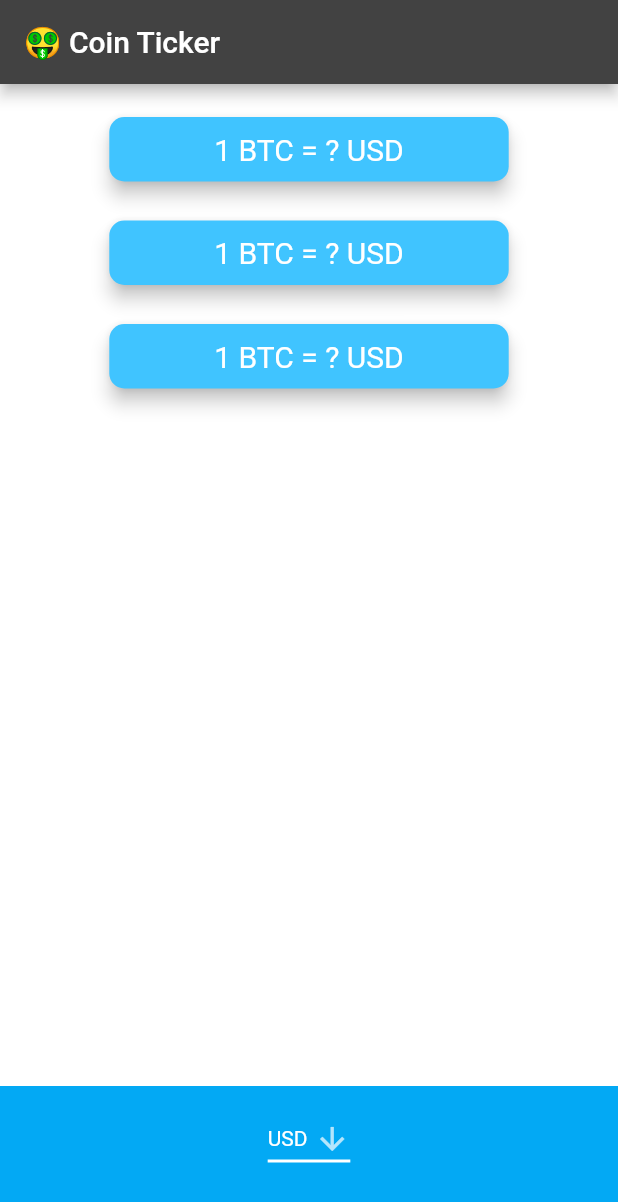
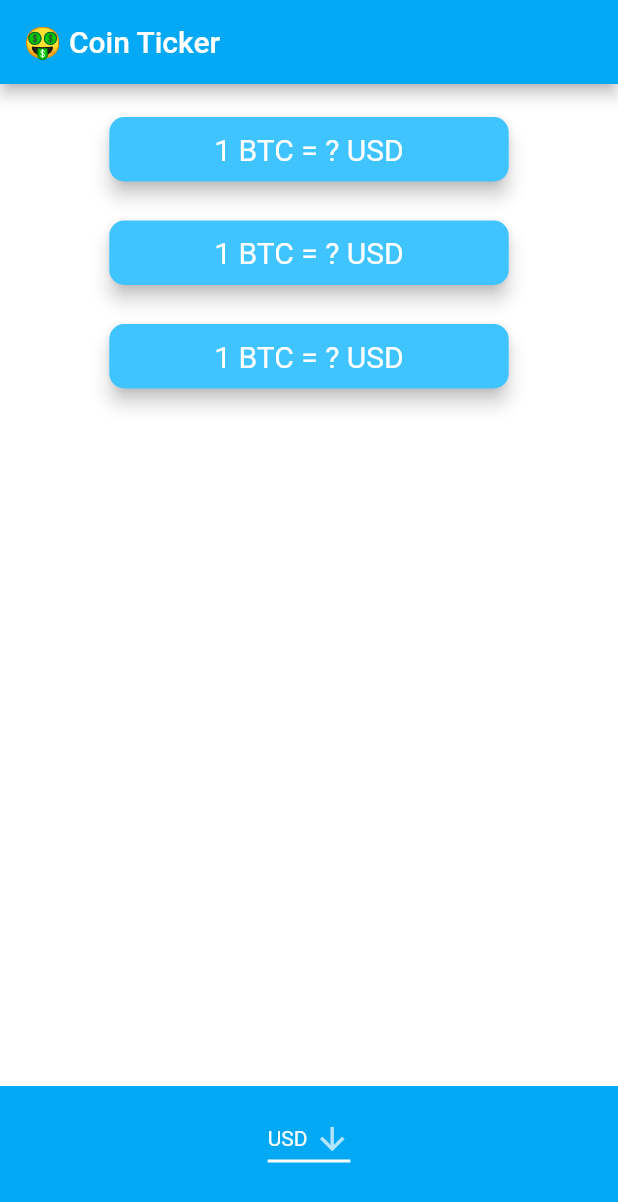
Before and after one commit to haguremon/bitcoin-ticker-flutter, a Flutter app: the screen it shows after launch, on a phone screen of 412 x 824 dp. Shown: the top 1202 px of the screen. Run offline on Flutter 3.47's test engine with Material 2 defaults, Android fonts, the phone set to English and light mode, and no system bars.

Commit message:
デバイス毎でのデザインの切り替えとループ処理をやった

```diff
--- a/lib/main.dart
+++ b/lib/main.dart
@@ -3,6 +3,7 @@ import 'price_screen.dart';
 
 void main() => runApp(MyApp());
 
+// ignore: use_key_in_widget_constructors
 class MyApp extends StatelessWidget {
   @override
   Widget build(BuildContext context) {
--- a/lib/price_screen.dart
+++ b/lib/price_screen.dart
@@ -1,8 +1,11 @@
 import 'package:flutter/material.dart';
-
+import 'package:flutter/cupertino.dart'; //カプチーノを使う事によってiosのデザインが使える
 import 'coin_data.dart';
 import 'components/reusable_card.dart';
+import 'dart:io'
+    show Platform; //でデバイスの切り替えができる showを使う事によって限定的にできる？hide で隠すこともできる？
 
+// ignore: use_key_in_widget_constructors
 class PriceScreen extends StatefulWidget {
   @override
   _PriceScreenState createState() => _PriceScreenState();
@@ -10,50 +13,74 @@ class PriceScreen extends StatefulWidget {
 
 class _PriceScreenState extends State<PriceScreen> {
   String selectedCurrency = 'USD';
+
+  CupertinoPicker iOSPicker() {
+    return CupertinoPicker(
+        backgroundColor: Colors.lightBlue,
+        onSelectedItemChanged: (value) {
+          setState(() {
+            selectedCurrency = currenciesList[value];
+          });
+        },
+        itemExtent: 20,
+        children: currenciesList.map<Text>((String currency) {
+          return Text(currency);
+        }).toList());
+  }
+
+  DropdownButton<String> androidDropdownButton() {
+    return DropdownButton<String>(
+      value: selectedCurrency,
+      icon: const Icon(Icons.arrow_downward),
+      elevation: 16,
+      style: const TextStyle(color: Colors.white),
+      underline: Container(
+        height: 2,
+        color: Colors.white,
+      ),
+      onChanged: (String? newValue) {
+        setState(() {
+          selectedCurrency = newValue!;
+        });
+      },
+      items: //ジェネリックス便利やー map<T> で　T型を返す
+          currenciesList.map<DropdownMenuItem<String>>((String value) {
+        return DropdownMenuItem<String>(
+          value: value,
+          child: Text(value),
+        );
+      }).toList(), //Iterable型をtoListでlistに変更できてる
+    );
+  }
+
   @override
   Widget build(BuildContext context) {
     return Scaffold(
       appBar: AppBar(
         title: const Text('🤑 Coin Ticker'),
+        backgroundColor: Colors.lightBlue,
       ),
       body: Column(
         mainAxisAlignment: MainAxisAlignment.spaceBetween,
         crossAxisAlignment: CrossAxisAlignment.stretch,
         children: <Widget>[
-          Column(
-            children: const <Widget>[
-              ReusableCard(label: '1 BTC = ? USD',),
-              ReusableCard(label: '1 BTC = ? USD',),
-              ReusableCard(label: '1 BTC = ? USD',),
-          ]
-          ),
+          Column(children: <Widget>[
+            ReusableCard(
+              label: '1 BTC = ? $selectedCurrency',
+            ),
+            ReusableCard(
+              label: '1 BTC = ? $selectedCurrency',
+            ),
+            ReusableCard(
+              label: '1 BTC = ? $selectedCurrency',
+            ),
+          ]),
           Container(
             height: 100.0,
             alignment: Alignment.center,
             padding: const EdgeInsets.only(bottom: 30.0),
             color: Colors.lightBlue,
-            child: DropdownButton<String>(
-              value: selectedCurrency,
-              icon: const Icon(Icons.arrow_downward),
-              elevation: 16,
-              style: const TextStyle(color: Colors.white),
-              underline: Container(
-                height: 2,
-                color: Colors.white,
-              ),
-              onChanged: (String? newValue) {
-                setState(() {
-                  selectedCurrency = newValue!;
-                });
-              },
-              items: //ジェネリックス便利やー map<T> で　T型を返す
-                  currenciesList.map<DropdownMenuItem<String>>((String value) {
-                return DropdownMenuItem<String>(
-                  value: value,
-                  child: Text(value),
-                );
-              }).toList(),//Iterable型をtoListでlistに変更できてる
-            ),
+            child: Platform.isIOS ? iOSPicker() : androidDropdownButton(),
           ),
         ],
       ),
```
Also changed, not shown: 1 other file.
